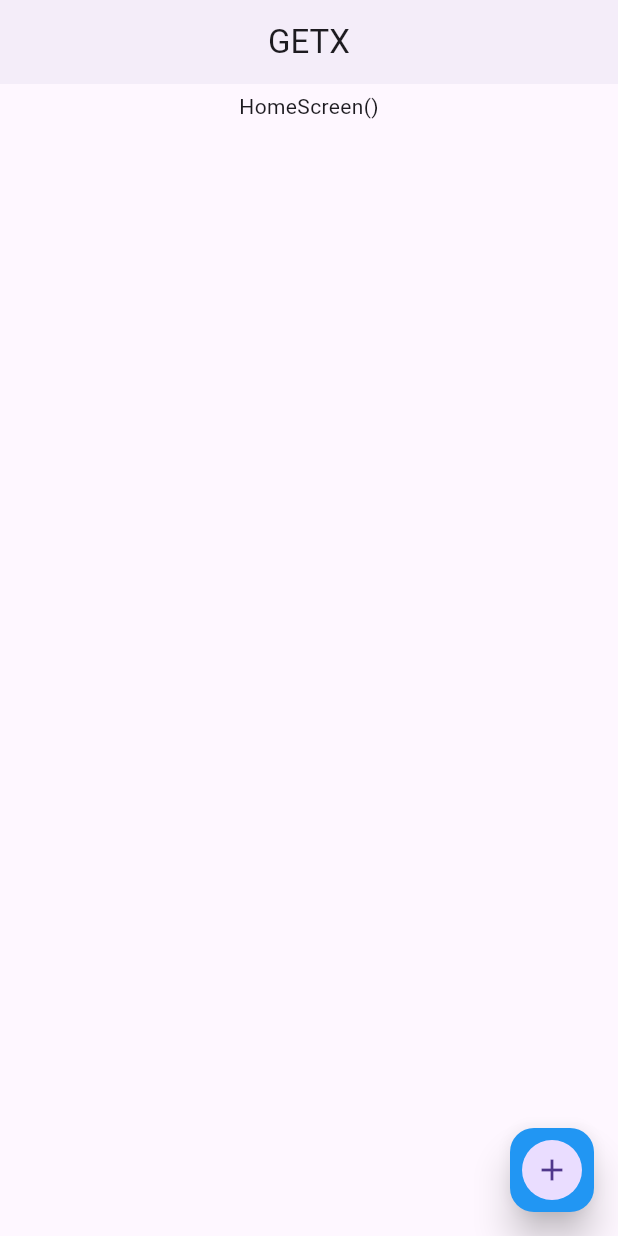
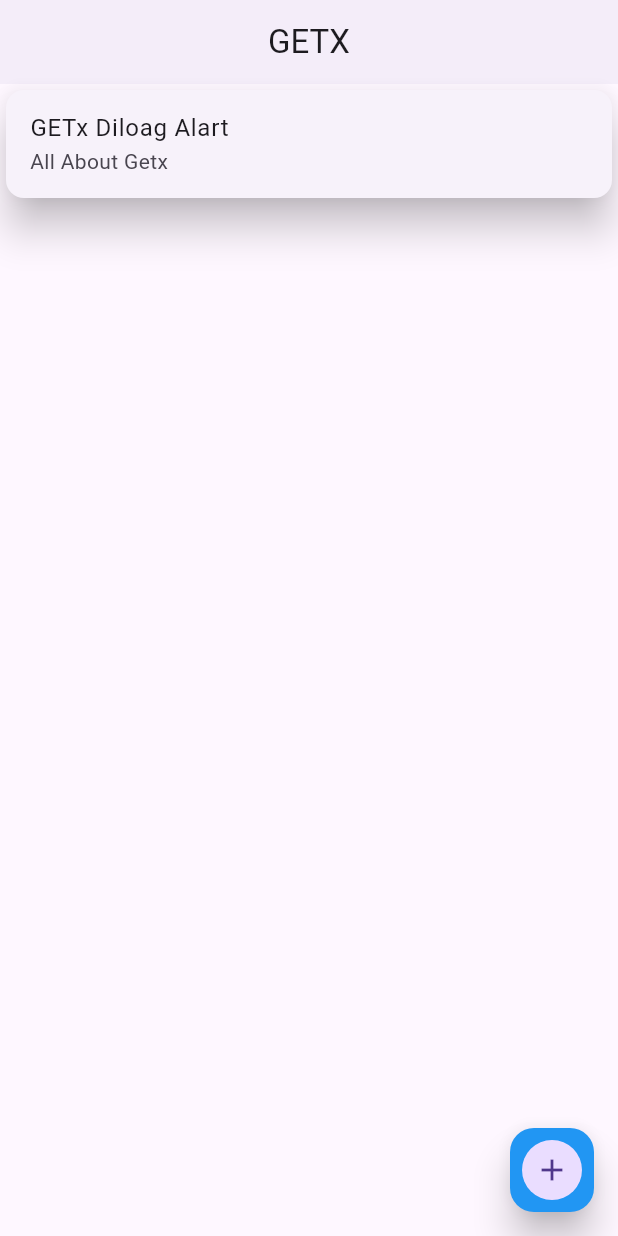
Before and after one commit to Ferdaus0001/All_About_GetX_In_Flutter, a Flutter app: the screen it shows after launch, on a phone screen of 412 x 824 dp. Run offline on Flutter 3.47's test engine with Material 3 defaults, Android fonts, the phone set to English and light mode, and no system bars; our stand-ins replace get.

Commit message:
All About Getx Doiloag Alart

```diff
--- a/lib/HomeScreen/HomeScreen.dart
+++ b/lib/HomeScreen/HomeScreen.dart
@@ -23,8 +23,43 @@
       ),
       body: Column(
         children: [
+
+          Card(
+
+            elevation: 11,
+            child: ListTile(
+
+              title: Text("GETx Diloag Alart "),
+              subtitle: Text('All About Getx '),
+              onTap: (){
+                Get.defaultDialog(
+
+                  title: 'Deleat Your App ',
+                  middleText: 'Are You Sure Delaeate this app Sir ',
+                  contentPadding: EdgeInsets.all(11),
+                  titlePadding: EdgeInsets.all(11),
+                  textConfirm: 'YES',
+                  textCancel: 'No',
+                  confirmTextColor: Colors.blue,
+                  cancelTextColor: Colors.red,
+                  backgroundColor: Colors.white,
+                  content: Column(
+                    children: [
+                      Text(' HI My Name is Ferdaus Hossan Sojib \n and What is your Name By Friend \n What are U From ')
+                    ],
+                  )
+
+                );
+              },
+            ),
+          ),
+
+
+
+
+
           SizedBox(height: 5,),
-          Center(child: Text('HomeScreen()'))
+
         ],
       ),
       floatingActionButton: FloatingActionButton(
```
